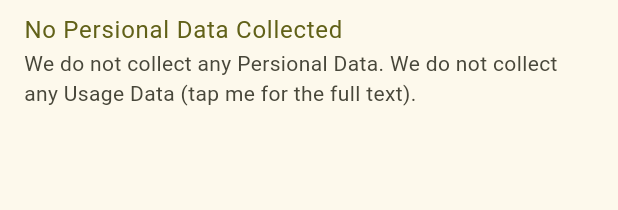
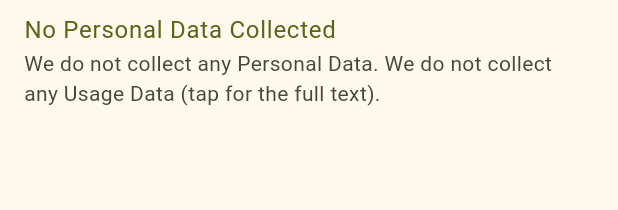
Before and after one commit to innomatica/qree, a Flutter app: the Privacy widget shown alone on an empty page, opened directly, on a phone screen of 412 x 824 dp. Shown: the top 210 px of the screen. Run offline on Flutter 3.47's test engine with Material 2 defaults, Android fonts, the phone set to English and light mode, and no system bars; drawn by our look-alikes of dynamic_color; our stand-ins replace barcode_widget, font_awesome_flutter, sqflite; accounts and stored records are empty; project files that could hold a hidden picture were left out.

Commit message:
fix typo

```diff
--- a/lib/screens/about/disclaimer.dart
+++ b/lib/screens/about/disclaimer.dart
@@ -18,7 +18,7 @@ class Disclaimer extends StatelessWidget {
           ),
           subtitle: const Text(
               'The Company assumes no responsibility for errors or omissions '
-              'in the contents of the Service. (tap me for the full text).'),
+              'in the contents of the Service. (tap for the full text).'),
           onTap: () {
             launchUrl(Uri.parse(urlDisclaimer));
           },
--- a/lib/screens/about/privacy.dart
+++ b/lib/screens/about/privacy.dart
@@ -13,11 +13,11 @@ class Privacy extends StatelessWidget {
       children: [
         ListTile(
           title: Text(
-            'No Persional Data Collected',
+            'No Personal Data Collected',
             style: TextStyle(color: Theme.of(context).colorScheme.primary),
           ),
-          subtitle: const Text('We do not collect any Persional Data. '
-              'We do not collect any Usage Data (tap me for the full text).'),
+          subtitle: const Text('We do not collect any Personal Data. '
+              'We do not collect any Usage Data (tap for the full text).'),
           onTap: () {
             launchUrl(Uri.parse(urlPrivacyPolicy));
           },
```
Also changed, not shown: pubspec.lock.
